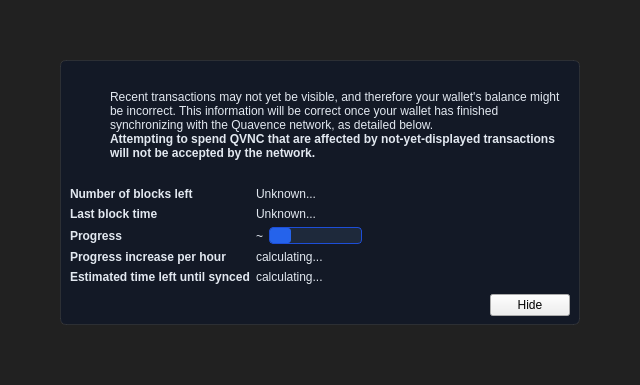
The window that src/qt/forms/modaloverlay.ui (quavence/quavence-node) describes before a commit, drawn with Qt 5.
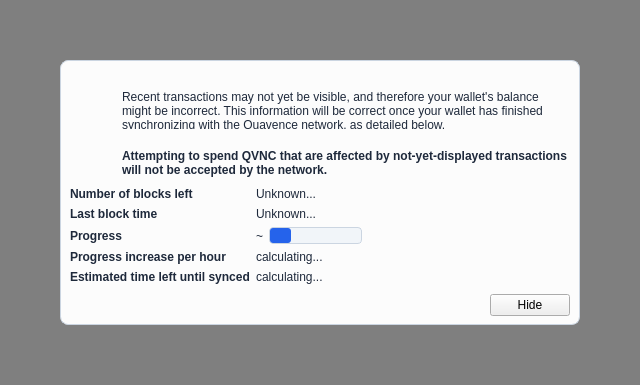
The same window after the commit. Icons and pictures are not drawn. Custom widgets are drawn as their Qt base class.

Commit message: fix(qt): restore light modal overlay, add icon spacing, and set bold white text on progress bar

```diff
--- a/src/qt/forms/modaloverlay.ui
+++ b/src/qt/forms/modaloverlay.ui
@@ -32,7 +32,7 @@
    <item>
     <widget class="QWidget" name="bgWidget" native="true">
      <property name="styleSheet">
-      <string notr="true">#bgWidget { background: rgba(0,0,0,220); }</string>
+      <string notr="true">#bgWidget { background: rgba(0,0,0,120); }</string>
      </property>
      <layout class="QVBoxLayout" name="verticalLayoutMain" stretch="1">
       <property name="leftMargin">
@@ -51,15 +51,20 @@
        <widget class="QWidget" name="contentWidget" native="true">
         <property name="styleSheet">
          <string notr="true">#contentWidget {
-    background: rgba(18, 24, 38, 240);
-    border-radius: 6px;
-    border: 1px solid rgba(255,255,255,0.08);
+    background: rgba(255, 255, 255, 250);
+    border-radius: 8px;
+    border: 1px solid #cbd5e1;
 }
 QLabel {
-    color: #e2e8f0;
+    color: #1e293b;
 }
 QLabel[styleClass="secondary"] {
-    color: #94a3b8;
+    color: #64748b;
+}
+QPushButton#warningIcon {
+    background: transparent;
+    border: none;
+    padding: 0px;
 }</string>
         </property>
         <layout class="QVBoxLayout" name="verticalLayoutSub" stretch="1,0,0,0">
@@ -80,6 +85,9 @@
          </property>
          <item>
           <layout class="QHBoxLayout" name="horizontalLayoutIconText" stretch="0,1">
+           <property name="spacing">
+            <number>20</number>
+           </property>
            <property name="topMargin">
             <number>20</number>
            </property>
@@ -93,6 +101,9 @@
                <property name="enabled">
                 <bool>false</bool>
                </property>
+               <property name="styleSheet">
+                <string notr="true">border: none; background: transparent; padding: 0px;</string>
+               </property>
                <property name="text">
                 <string/>
                </property>
@@ -283,11 +294,11 @@
               <widget class="QProgressBar" name="progressBar">
                <property name="styleSheet">
                 <string notr="true">QProgressBar {
-    border: 1px solid #1d4ed8;
+    border: 1px solid #cbd5e1;
     border-radius: 4px;
-    background-color: #1e293b;
+    background-color: #f1f5f9;
     color: #ffffff;
-    font-weight: 500;
+    font-weight: 600;
     text-align: center;
 }
 QProgressBar::chunk {
```
The commit also changes 1 other file.
